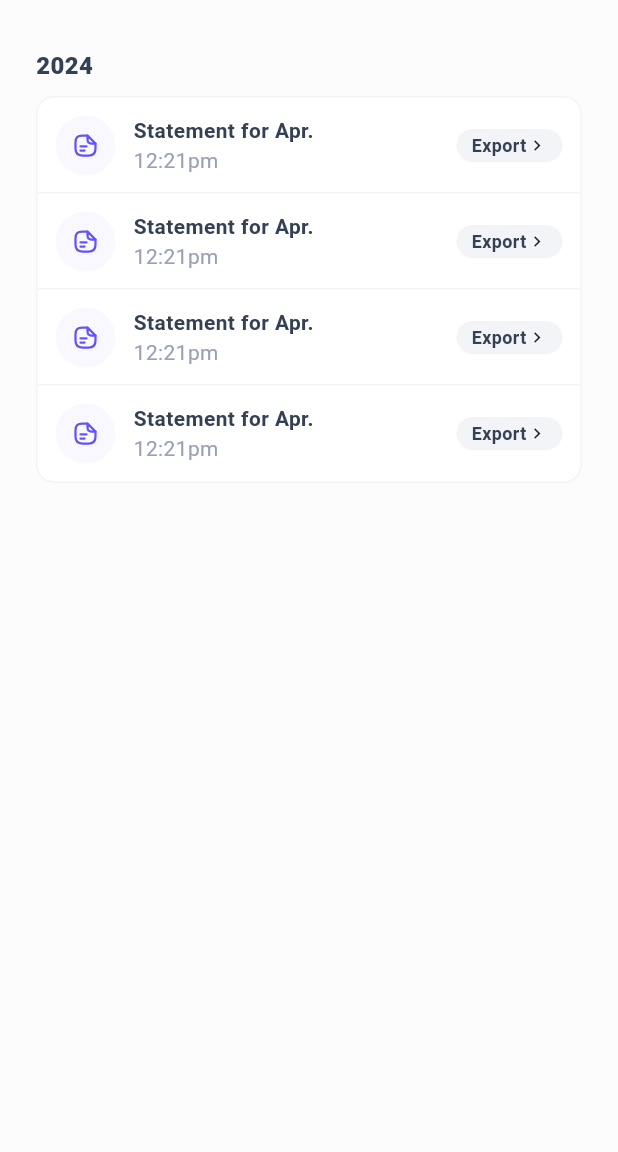
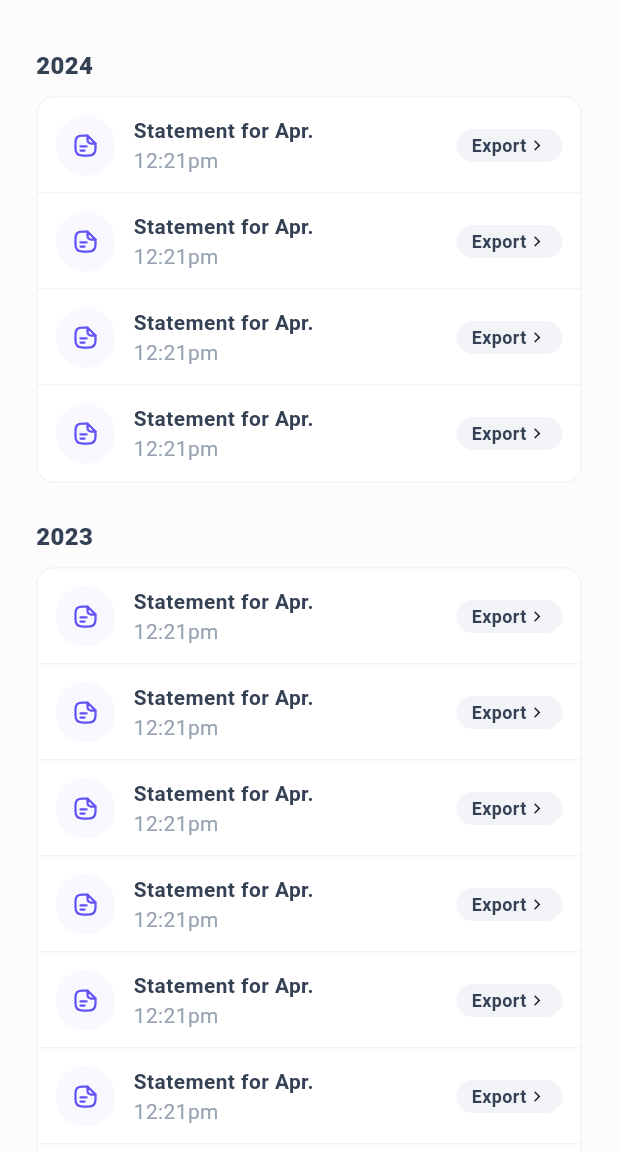
Before and after one commit to maraz-dev/remittance_mobile, a Flutter app: the AccountStatementView screen opened by its route, on a phone screen of 412 x 824 dp, the part 84-1236 px from its top. Run offline on Flutter 3.47's test engine with Material 3 defaults, Android fonts, the phone set to English and light mode, and no system bars; our stand-ins replace clock, device_info_plus, dio, dotted_border, flutter_animate, flutter_screenutil and 14 more; missing offline and left inert: curl_logger_dio_interceptor, dio_cache_interceptor, dio_cache_interceptor_hive_store; accounts and stored records are empty; Roboto replaces fonts that are missing (SFPro).

```diff
--- a/lib/view/features/profile/personal-info/account_statements_view.dart
+++ b/lib/view/features/profile/personal-info/account_statements_view.dart
@@ -1,11 +1,7 @@
 import 'package:flutter/material.dart';
-import 'package:flutter_screenutil/flutter_screenutil.dart';
-import 'package:flutter_svg/svg.dart';
-import 'package:remittance_mobile/view/features/profile/profile_options.dart';
-import 'package:remittance_mobile/view/features/profile/widgets/profile_card.dart';
+import 'package:remittance_mobile/view/features/profile/widgets/account_statement_card.dart';
 import 'package:remittance_mobile/view/features/profile/widgets/statement_header.dart';
 import 'package:remittance_mobile/view/theme/app_colors.dart';
-import 'package:remittance_mobile/view/utils/app_images.dart';
 import 'package:remittance_mobile/view/utils/box_decoration.dart';
 import 'package:remittance_mobile/view/utils/extensions.dart';
 import 'package:remittance_mobile/view/widgets/inner_app_bar.dart';
@@ -38,68 +34,7 @@ class _AccountStatementViewState extends State<AccountStatementView> {
                   physics: const NeverScrollableScrollPhysics(),
                   shrinkWrap: true,
                   itemBuilder: (context, index) {
-                    return Padding(
-                      padding: const EdgeInsets.all(12),
-                      child: Row(
-                        children: [
-                          Container(
-                            padding: const EdgeInsets.all(12),
-                            decoration: const BoxDecoration(
-                              shape: BoxShape.circle,
-                              color: AppColors.kTextBorderColor,
-                            ),
-                            child: SvgPicture.asset(
-                              AppImages.documentText,
-                              colorFilter: const ColorFilter.mode(
-                                  AppColors.kPrimaryColor, BlendMode.srcIn),
-                            ),
-                          ),
-                          12.0.width,
-                          Column(
-                            crossAxisAlignment: CrossAxisAlignment.start,
-                            children: [
-                              Text(
-                                'Statement for Apr.',
-                                style: Theme.of(context)
-                                    .textTheme
-                                    .bodyMedium!
-                                    .copyWith(
-                                        color: AppColors.kSecondaryColor,
-                                        fontWeight: FontWeight.bold),
-                              ),
-                              const Text('12:21pm'),
-                            ],
-                          ),
-                          const Spacer(),
-                          Container(
-                            padding: const EdgeInsets.symmetric(
-                                horizontal: 10, vertical: 3),
-                            decoration: BoxDecoration(
-                              color: AppColors.kCountryDropDownColor,
-                              borderRadius: BorderRadius.circular(36.r),
-                            ),
-                            child: Row(
-                              children: [
-                                Text(
-                                  'Export',
-                                  style: Theme.of(context)
-                                      .textTheme
-                                      .bodySmall!
-                                      .copyWith(
-                                        color: AppColors.kSecondaryColor,
-                                        fontWeight: FontWeight.bold,
-                                      ),
-                                ),
-                                const Icon(
-                                  Icons.keyboard_arrow_right_sharp,
-                                  size: 14,
-                                )
-                              ],
-                            ),
-                          )
-                        ],
-                      ),
-                    );
+                    return const AccountStatementCard();
                   },
                   separatorBuilder: (context, index) {
                     return const Divider(
@@ -107,7 +42,27 @@ class _AccountStatementViewState extends State<AccountStatementView> {
                       color: AppColors.kCountryDropDownColor,
                     );
                   },
-                  itemCount: profileMoreItems.length,
+                  itemCount: 4,
+                ),
+              ),
+              24.0.height,
+              const StatementYearHeader(text: '2023'),
+              8.0.height,
+              Container(
+                decoration: whiteCardDecoration(),
+                child: ListView.separated(
+                  physics: const NeverScrollableScrollPhysics(),
+                  shrinkWrap: true,
+                  itemBuilder: (context, index) {
+                    return const AccountStatementCard();
+                  },
+                  separatorBuilder: (context, index) {
+                    return const Divider(
+                      height: 0,
+                      color: AppColors.kCountryDropDownColor,
+                    );
+                  },
+                  itemCount: 12,
                 ),
               ),
             ],
--- a/lib/view/features/profile/profile_options.dart
+++ b/lib/view/features/profile/profile_options.dart
@@ -1,4 +1,7 @@
 import 'package:flutter/material.dart';
+import 'package:remittance_mobile/view/features/profile/more/help_and_support_view.dart';
+import 'package:remittance_mobile/view/features/profile/more/privacy_policy_view.dart';
+import 'package:remittance_mobile/view/features/profile/more/terms_and_conditions_view.dart';
 import 'package:remittance_mobile/view/features/profile/personal-info/account_statements_view.dart';
 import 'package:remittance_mobile/view/features/profile/personal-info/personal_details_view.dart';
 import 'package:remittance_mobile/view/features/profile/security/change_password_view.dart';
@@ -54,11 +57,21 @@ List profileSecurityItems = [
 
 // More Items
 List profileMoreItems = [
-  ProfileOption(image: AppImages.lock, text: 'Privacy Policy'),
-  ProfileOption(image: AppImages.shieldSecurity, text: 'Terms and Conditions'),
-  ProfileOption(image: AppImages.smsNotification, text: 'Help and Support'),
   ProfileOption(
-      image: AppImages.directNotification,
-      text: 'Log Out',
-      color: AppColors.kErrorColor),
+    image: AppImages.document,
+    text: 'Privacy Policy',
+    optionPath: PrivacyPolicyView.path,
+  ),
+  ProfileOption(
+    image: AppImages.termsAndCondition,
+    text: 'Terms and Conditions',
+    optionPath: TermsAndConditionsView.path,
+  ),
+  ProfileOption(
+    image: AppImages.headphone,
+    text: 'Help and Support',
+    optionPath: HelpAndSupportView.path,
+  ),
+  ProfileOption(
+      image: AppImages.logout, text: 'Log Out', color: AppColors.kErrorColor),
 ];
--- /dev/null
+++ b/lib/view/features/profile/widgets/account_statement_card.dart
@@ -0,0 +1,71 @@
+import 'package:flutter/material.dart';
+import 'package:flutter_screenutil/flutter_screenutil.dart';
+import 'package:flutter_svg/svg.dart';
+import 'package:remittance_mobile/view/theme/app_colors.dart';
+import 'package:remittance_mobile/view/utils/app_images.dart';
+import 'package:remittance_mobile/view/utils/extensions.dart';
+
+class AccountStatementCard extends StatelessWidget {
+  const AccountStatementCard({
+    super.key,
+  });
+
+  @override
+  Widget build(BuildContext context) {
+    return Padding(
+      padding: const EdgeInsets.all(12),
+      child: Row(
+        children: [
+          Container(
+            padding: const EdgeInsets.all(12),
+            decoration: const BoxDecoration(
+              shape: BoxShape.circle,
+              color: AppColors.kTextBorderColor,
+            ),
+            child: SvgPicture.asset(
+              AppImages.documentText,
+              colorFilter: const ColorFilter.mode(
+                  AppColors.kPrimaryColor, BlendMode.srcIn),
+            ),
+          ),
+          12.0.width,
+          Column(
+            crossAxisAlignment: CrossAxisAlignment.start,
+            children: [
+              Text(
+                'Statement for Apr.',
+                style: Theme.of(context).textTheme.bodyMedium!.copyWith(
+                    color: AppColors.kSecondaryColor,
+                    fontWeight: FontWeight.bold),
+              ),
+              const Text('12:21pm'),
+            ],
+          ),
+          const Spacer(),
+          Container(
+            padding: const EdgeInsets.symmetric(horizontal: 10, vertical: 3),
+            decoration: BoxDecoration(
+              color: AppColors.kCountryDropDownColor,
+              borderRadius: BorderRadius.circular(36.r),
+            ),
+            child: Row(
+              children: [
+                Text(
+                  'Export',
+                  style: Theme.of(context).textTheme.bodySmall!.copyWith(
+                        color: AppColors.kSecondaryColor,
+                        fontWeight: FontWeight.bold,
+                      ),
+                ),
+                const Icon(
+                  Icons.keyboard_arrow_right_sharp,
+                  size: 14,
+                )
+              ],
+            ),
+          )
+        ],
+      ),
+    );
+  }
+}
--- a/lib/view/utils/app_images.dart
+++ b/lib/view/utils/app_images.dart
@@ -54,6 +54,16 @@ class AppImages {
   static const smsNotification = '$path/sms_notification.svg';
   static const user = '$path/user.svg';
   static const uploadImage = '$path/upload_image.svg';
+  static const whatsAppButton = '$path/whatsapp_button.svg';
+  static const emailButton = '$path/email_button.svg';
+  static const document = '$path/document.svg';
+  static const headphone = '$path/headphone.svg';
+  static const logout = '$path/logout.svg';
+  static const termsAndCondition = '$path/terms_and_conditions.svg';
+  static const kycAwaiting = '$path/kyc_awaiting.svg';
+  static const kycCurrent = '$path/kyc_current.svg';
+  static const kycDone = '$path/kyc_done.svg';
+  static const kycShield = '$path/kyc_shield.svg';
 
   /// IMAGES
   static const String imagePath = 'assets/images';
```
Also changed, not shown: lib/view/features/profile/more/help_and_support_view.dart (added, +46 -0 lines), lib/view/features/profile/more/privacy_policy_view.dart (added, +16 -0 lines), lib/view/features/profile/more/terms_and_conditions_view.dart (added, +16 -0 lines), lib/view/features/profile/profile_view.dart (+9 -4 lines), lib/view/features/profile/widgets/contact_card.dart (added, +45 -0 lines), lib/view/route.dart (+18 -0 lines), assets/images/svg/document.svg (added), assets/images/svg/email_button.svg (added), assets/images/svg/headphone.svg (added), assets/images/svg/kyc_awaiting.svg (added), assets/images/svg/kyc_current.svg (added), assets/images/svg/kyc_done.svg (added), assets/images/svg/kyc_shield.svg (added), assets/images/svg/logout.svg (added), 2 more files.
